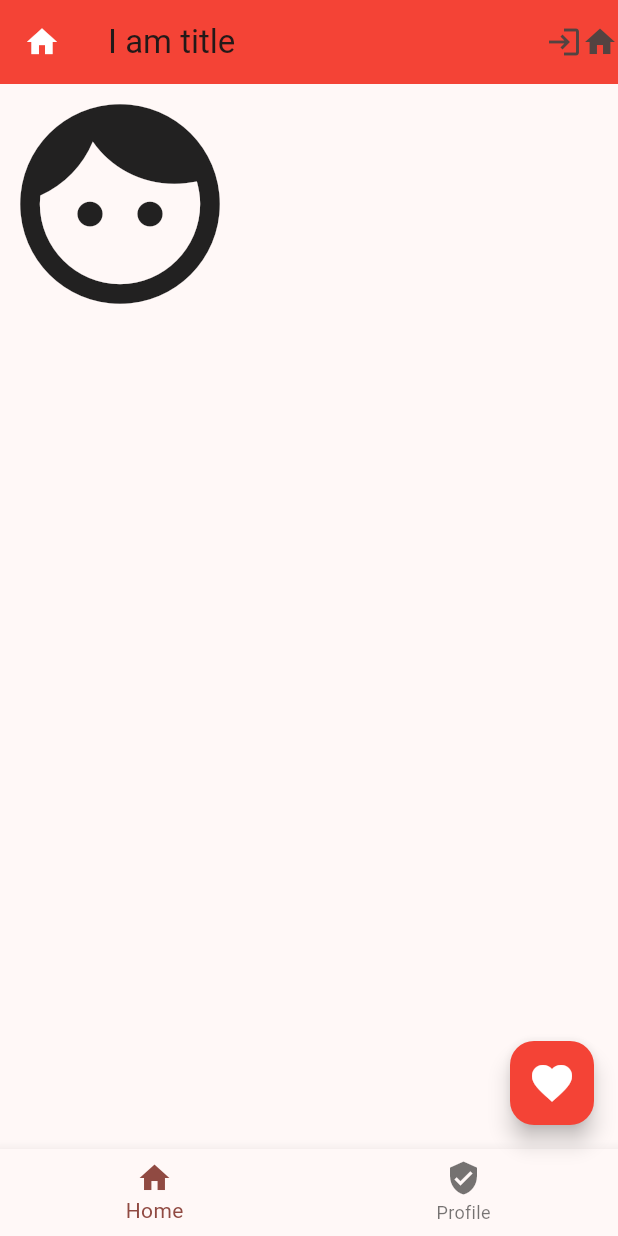
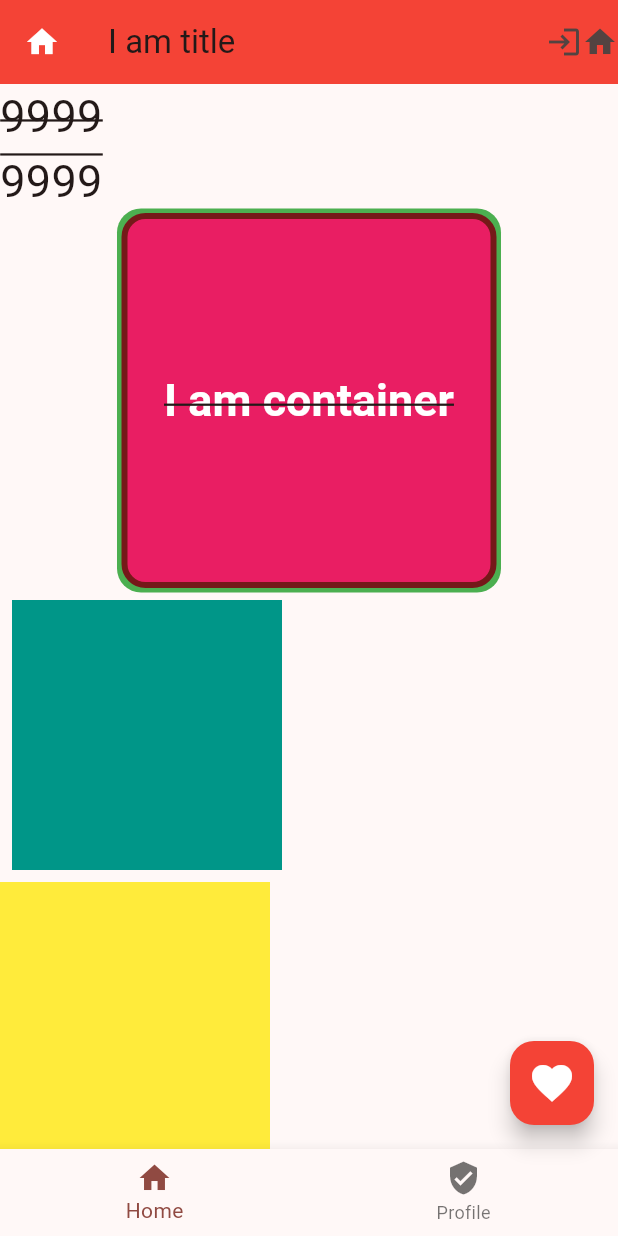
Before and after one commit to narimetisaigopi/flutter_batch_2024_jan, a Flutter app: the screen it shows after launch, on a phone screen of 412 x 824 dp. Run offline on Flutter 3.47's test engine with Material 3 defaults, Android fonts, the phone set to English and light mode, and no system bars.

Commit message:
added container & text wiget

```diff
--- a/lib/main.dart
+++ b/lib/main.dart
@@ -37,9 +37,61 @@ class MyHomeScreen extends StatelessWidget {
         title: Text("I am title"),
         actions: [Icon(Icons.login), Icon(Icons.home)],
       ),
-      body: Icon(
-        Icons.face,
-        size: 160,
+      // body: Icon(
+      //   Icons.face,
+      //   size: 160,
+      // ),
+      body: Column(
+        crossAxisAlignment: CrossAxisAlignment.start,
+        children: [
+          Text(
+            "9999",
+            style:
+                TextStyle(fontSize: 30, decoration: TextDecoration.lineThrough),
+          ),
+          Text(
+            "9999",
+            style: TextStyle(fontSize: 30, decoration: TextDecoration.overline),
+          ),
+          Center(
+            child: Container(
+              height: 250,
+              width: 250,
+              decoration: BoxDecoration(
+                  color: Colors.pink,
+                  boxShadow: [BoxShadow(color: Colors.green, spreadRadius: 3)],
+                  borderRadius: BorderRadius.circular(16),
+                  border: Border.all(
+                      color: const Color.fromARGB(255, 117, 25, 25), width: 4, style: BorderStyle.solid)),
+              // child: const Icon(
+              //   Icons.access_alarms,
+              //   size: 32,
+              // ),
+              alignment: Alignment.center,
+              child: Text(
+                "I am container",
+                style: TextStyle(
+                    color: Colors.white,
+                    fontSize: 30,
+                    letterSpacing: 0,
+                    wordSpacing: 0,
+                    decoration: TextDecoration.lineThrough,
+                    fontWeight: FontWeight.w600),
+              ),
+            ),
+          ),
+          Container(
+            height: 180,
+            width: 180,
+            margin: EdgeInsets.all(8), // all sides equal margin
+            color: Colors.teal,
+          ),
+          Container(
+            height: 180,
+            width: 180,
+            color: Colors.yellow,
+          )
+        ],
       ),
       // drawer: Drawer(),
       // endDrawer: Drawer(),
```
